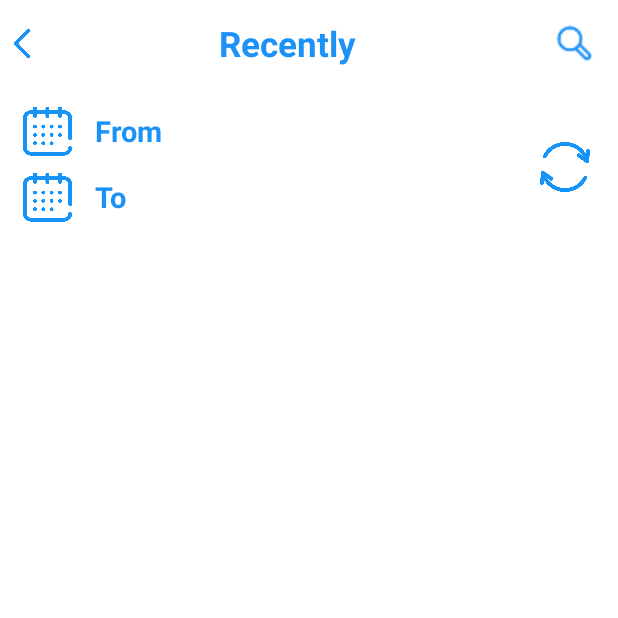
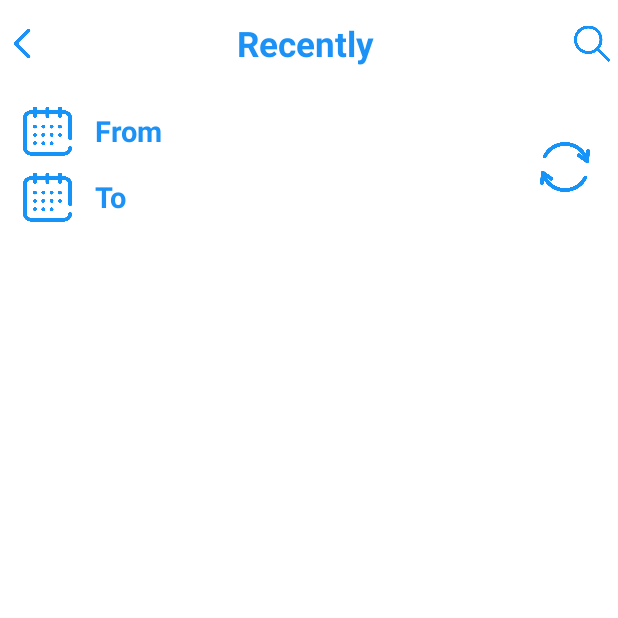
Before and after one commit to yennhiluu2112/BlindGPS, an Android app: the RecentLocationsActivity screen opened directly, with no data from a screen before it, on a phone screen of 412 x 824 dp, the top half of it. Run offline under Robolectric (Android 15) with nearby library versions, the phone set to English and light mode, and no system bars; our stand-ins replace Room's generated code; libraries missing offline, so code that uses them is left out: com.chauthai.swipereveallayout.

Commit message:
nhi cm: fix

```diff
--- a/app/src/main/res/layout/activity_recent_locations.xml
+++ b/app/src/main/res/layout/activity_recent_locations.xml
@@ -26,10 +26,13 @@
             app:layout_constraintDimensionRatio="1:1"
             app:layout_constraintEnd_toStartOf="@+id/tv_title"
             app:layout_constraintHeight_percent="0.5"
+
             app:layout_constraintHorizontal_chainStyle="spread_inside"
             app:layout_constraintStart_toStartOf="parent"
             app:layout_constraintTop_toTopOf="parent"
             app:tint="#1C92F7" />
+
+
 
         <TextView
             android:id="@+id/tv_title"
@@ -51,22 +54,65 @@
             app:layout_constraintTop_toTopOf="parent" />
 
 
-        <SearchView
+        <ImageView
             android:id="@+id/searchView"
             android:layout_width="0dp"
             android:layout_height="0dp"
             android:gravity="end"
-            android:padding="10dp"
-            android:searchIcon="@drawable/ic_search"
+            android:src="@drawable/ic_find"
+            android:padding="5dp"
             app:layout_constraintBottom_toBottomOf="parent"
             app:layout_constraintEnd_toEndOf="parent"
-            app:layout_constraintHeight_percent="1"
+            app:layout_constraintHeight_percent="0.6"
             app:layout_constraintDimensionRatio="1:1"
             app:layout_constraintHorizontal_chainStyle="spread_inside"
             app:layout_constraintStart_toEndOf="@+id/tv_title"
             app:layout_constraintTop_toTopOf="parent" />
 
+
+        <ImageView
+            android:id="@+id/bg"
+            android:layout_width="match_parent"
+            android:layout_height="match_parent"
+            android:src="@color/white"
+            app:layout_constraintBottom_toBottomOf="parent"
+            app:layout_constraintEnd_toEndOf="parent"
+            app:layout_constraintStart_toStartOf="parent"
+            app:layout_constraintTop_toTopOf="parent"
+            android:visibility="gone"
+            />
+
     </androidx.constraintlayout.widget.ConstraintLayout>
+
+    <EditText
+        android:id="@+id/edt_search"
+        android:layout_width="0dp"
+        android:layout_height="60dp"
+        android:textColor="@color/black"
+        android:textColorHint="#5B5B5B"
+        android:hint="Search location..."
+        app:layout_constraintBottom_toTopOf="@id/recycler_view"
+        app:layout_constraintHorizontal_bias="1.0"
+        app:layout_constraintVertical_bias="0.02"
+        app:layout_constraintEnd_toEndOf="parent"
+        app:layout_constraintTop_toTopOf="parent"
+        app:layout_constraintWidth_percent="0.9"
+        android:visibility="gone"/>
+
+    <ImageView
+        android:id="@+id/imv_back_edt"
+        android:layout_width="30dp"
+        android:layout_height="30dp"
+        android:src="@drawable/ic_back"
+        android:layout_marginTop="10dp"
+        app:layout_constraintEnd_toStartOf="@+id/edt_search"
+        app:layout_constraintHorizontal_bias="0.0"
+        app:layout_constraintVertical_bias="0.03"
+        app:layout_constraintStart_toStartOf="parent"
+        app:layout_constraintTop_toTopOf="parent"
+        app:layout_constraintBottom_toTopOf="@id/recycler_view"
+        app:tint="#1C92F7"
+        android:visibility="gone"/>
 
     <androidx.constraintlayout.widget.ConstraintLayout
         android:id="@+id/constraint12"
@@ -149,10 +195,12 @@
             android:text="To"
             android:textColor="@color/main_blue"
             android:textStyle="bold"
+            app:layout_constraintBottom_toBottomOf="parent"
             app:layout_constraintEnd_toEndOf="parent"
+            app:layout_constraintHorizontal_bias="1.0"
             app:layout_constraintStart_toEndOf="@+id/iv_date_2"
             app:layout_constraintTop_toTopOf="parent"
-            app:layout_constraintBottom_toBottomOf="parent"/>
+            app:layout_constraintVertical_bias="0.0" />
 
 
     </androidx.constraintlayout.widget.ConstraintLayout>
```
Also changed, not shown: app/src/main/java/com/example/blindgps/activities/MapsActivity.java (+23 -3 lines), app/src/main/java/com/example/blindgps/activities/RecentLocationsActivity.java (+42 -38 lines), app/src/main/java/com/example/blindgps/utils/Methods.java (+35 -9 lines), app/src/main/res/drawable-v24/ic_find.png.
